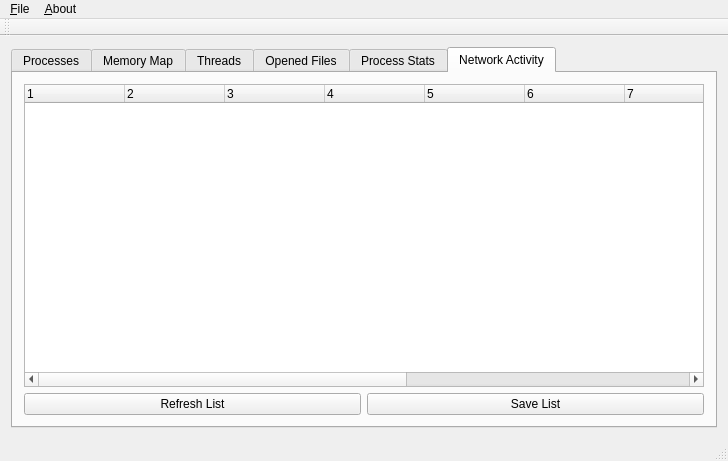
Qt form Forseti-Alpha/mainwindow.ui (Evilcry/Forseti) before a commit.
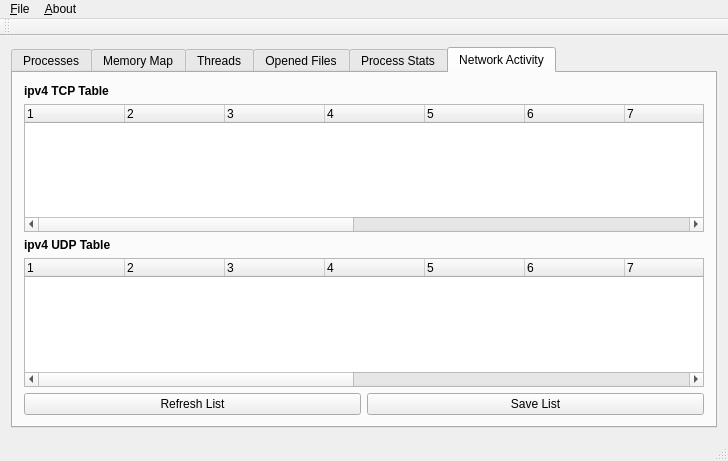
The same form after that commit. The open tabs and pages were chosen to show the change.

Patch:
```diff
--- a/Forseti-Alpha/mainwindow.ui
+++ b/Forseti-Alpha/mainwindow.ui
@@ -18,7 +18,7 @@
     <item row="0" column="0">
      <widget class="QTabWidget" name="tabWidget">
       <property name="currentIndex">
-       <number>0</number>
+       <number>5</number>
       </property>
       <widget class="QWidget" name="tab">
        <attribute name="title">
@@ -234,10 +234,23 @@
         <string>Network Activity</string>
        </attribute>
        <layout class="QGridLayout" name="gridLayout_7">
-        <item row="0" column="0" colspan="2">
+        <item row="0" column="0">
+         <widget class="QLabel" name="label_2">
+          <property name="font">
+           <font>
+            <weight>75</weight>
+            <bold>true</bold>
+           </font>
+          </property>
+          <property name="text">
+           <string>ipv4 TCP Table</string>
+          </property>
+         </widget>
+        </item>
+        <item row="1" column="0" colspan="2">
          <widget class="QTreeWidget" name="treeWidget_6">
           <property name="columnCount">
-           <number>12</number>
+           <number>14</number>
           </property>
           <column>
            <property name="text">
@@ -299,16 +312,116 @@
             <string notr="true">12</string>
            </property>
           </column>
+          <column>
+           <property name="text">
+            <string notr="true">13</string>
+           </property>
+          </column>
+          <column>
+           <property name="text">
+            <string notr="true">14</string>
+           </property>
+          </column>
          </widget>
         </item>
-        <item row="1" column="0">
+        <item row="2" column="0">
+         <widget class="QLabel" name="label">
+          <property name="font">
+           <font>
+            <weight>75</weight>
+            <bold>true</bold>
+           </font>
+          </property>
+          <property name="text">
+           <string>ipv4 UDP Table</string>
+          </property>
+         </widget>
+        </item>
+        <item row="3" column="0" colspan="2">
+         <widget class="QTreeWidget" name="treeWidget_7">
+          <property name="columnCount">
+           <number>14</number>
+          </property>
+          <column>
+           <property name="text">
+            <string notr="true">1</string>
+           </property>
+          </column>
+          <column>
+           <property name="text">
+            <string notr="true">2</string>
+           </property>
+          </column>
+          <column>
+           <property name="text">
+            <string notr="true">3</string>
+           </property>
+          </column>
+          <column>
+           <property name="text">
+            <string notr="true">4</string>
+           </property>
+          </column>
+          <column>
+           <property name="text">
+            <string notr="true">5</string>
+           </property>
+          </column>
+          <column>
+           <property name="text">
+            <string notr="true">6</string>
+           </property>
+          </column>
+          <column>
+           <property name="text">
+            <string notr="true">7</string>
+           </property>
+          </column>
+          <column>
+           <property name="text">
+            <string notr="true">8</string>
+           </property>
+          </column>
+          <column>
+           <property name="text">
+            <string notr="true">9</string>
+           </property>
+          </column>
+          <column>
+           <property name="text">
+            <string notr="true">10</string>
+           </property>
+          </column>
+          <column>
+           <property name="text">
+            <string notr="true">11</string>
+           </property>
+          </column>
+          <column>
+           <property name="text">
+            <string notr="true">12</string>
+           </property>
+          </column>
+          <column>
+           <property name="text">
+            <string notr="true">13</string>
+           </property>
+          </column>
+          <column>
+           <property name="text">
+            <string notr="true">14</string>
+           </property>
+          </column>
+         </widget>
+        </item>
+        <item row="4" column="0">
          <widget class="QPushButton" name="rfrshNetButton">
           <property name="text">
            <string>Refresh List</string>
           </property>
          </widget>
         </item>
-        <item row="1" column="1">
+        <item row="4" column="1">
          <widget class="QPushButton" name="saveNtwButton">
           <property name="text">
            <string>Save List</string>
```
